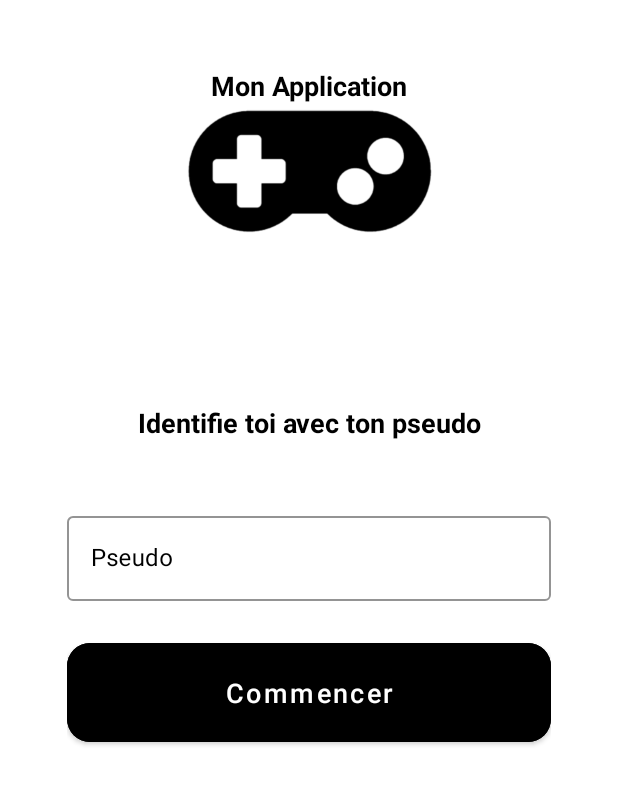
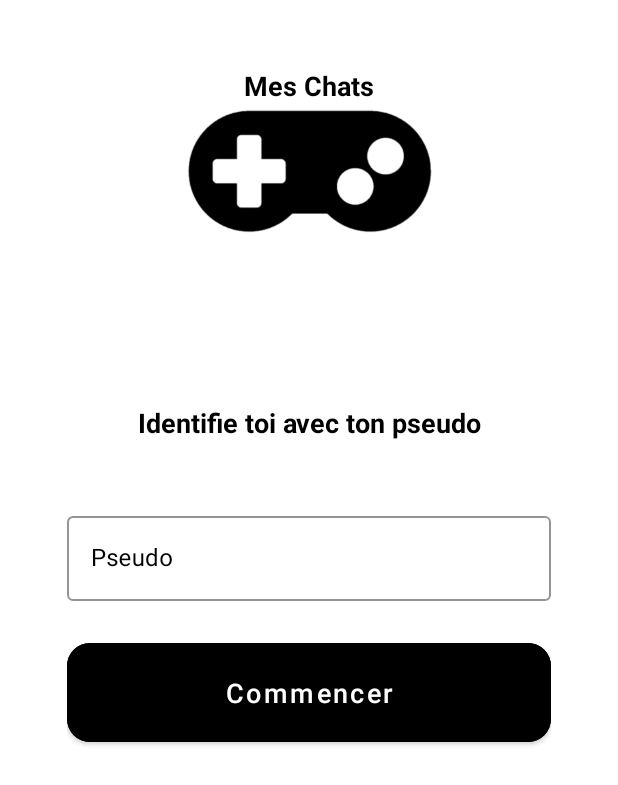
Before and after one commit to tdac2806/ProjetAndroid, an Android app: the screen it shows after launch (MainActivity), on a phone screen of 412 x 824 dp. Shown: the top 785 px of the screen. Run offline under Robolectric (Android 15) with nearby library versions, the phone set to English and light mode, and no system bars.

Commit message:
Update framgents with @string/app_name

```diff
--- a/app/src/main/res/layout/fragment_login.xml
+++ b/app/src/main/res/layout/fragment_login.xml
@@ -17,7 +17,7 @@
         android:id="@+id/loginTitle"
         android:layout_width="match_parent"
         android:layout_height="wrap_content"
-        android:text="@string/mon_application"
+        android:text="@string/app_name"
         android:textAlignment="center"
         android:textColor="@color/black"
         android:textSize="18sp"
--- a/app/src/main/res/layout/fragment_splash.xml
+++ b/app/src/main/res/layout/fragment_splash.xml
@@ -26,7 +26,7 @@
             android:layout_width="wrap_content"
             android:layout_height="wrap_content"
             android:layout_marginTop="56dp"
-            android:text="Mon Application"
+            android:text="@string/app_name"
             android:textColor="@color/black"
             android:textSize="20dp"
             app:layout_constraintBottom_toBottomOf="parent"
```
